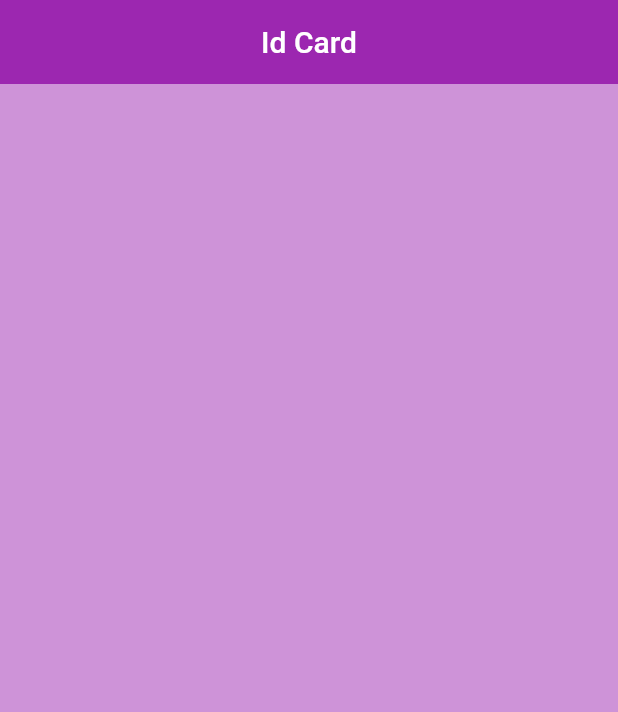
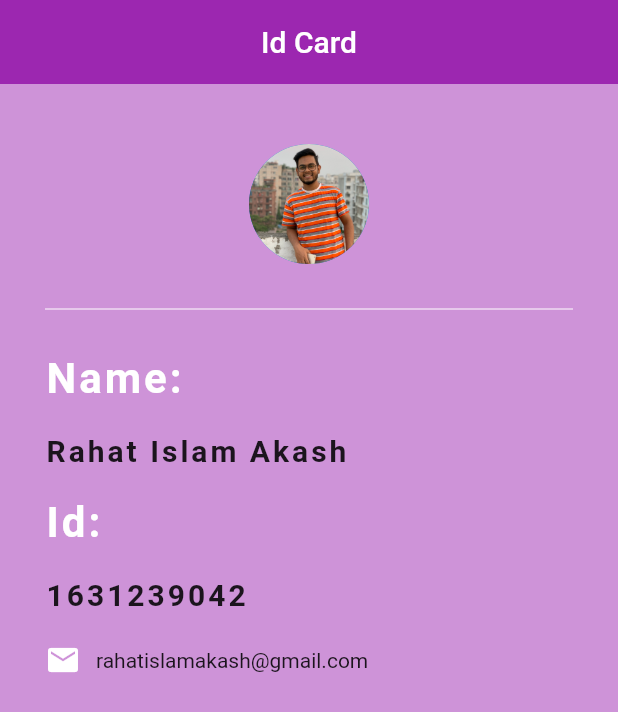
Before and after one commit to Rahat7288/flutter_id_project, a Flutter app: the screen it shows after launch, on a phone screen of 412 x 824 dp. Shown: the top 712 px of the screen. Run offline on Flutter 3.47's test engine with Material 2 defaults, Android fonts, the phone set to English and light mode, and no system bars.

Commit message:
simple id card design with flutter for learning

```diff
--- a/lib/main.dart
+++ b/lib/main.dart
@@ -16,6 +16,80 @@ class Card extends StatelessWidget {
         backgroundColor: Colors.purple,
         elevation: 0.0,
       ),
+      body: Padding(
+        padding: EdgeInsets.fromLTRB(30.0, 40.0, 30.0, 0.0),
+        child: Column(
+          crossAxisAlignment: CrossAxisAlignment.start,
+          children: [
+            Center(
+              child: CircleAvatar(
+                backgroundImage: AssetImage('assets/cv.jpg'),
+                radius: 40.0,
+              ),
+            ),
+            Divider(
+              height: 60.0,
+              color: Colors.white,
+            ),
+            Text(
+              'Name:',
+              style: TextStyle(
+                color: Colors.white,
+                letterSpacing: 2.0,
+                fontSize: 28.0,
+                fontWeight: FontWeight.bold,
+              ),
+            ),
+            SizedBox(height: 20.0,),
+            Text(
+              'Rahat Islam Akash',
+              style: TextStyle(
+                color: Colors.black87,
+                letterSpacing: 2.0,
+                fontSize: 20.0,
+                fontWeight: FontWeight.bold,
+              ),
+            ),
+            SizedBox(height: 20.0,),
+            Text(
+              'Id:',
+              style: TextStyle(
+                color: Colors.white,
+                letterSpacing: 2.0,
+                fontSize: 28.0,
+                fontWeight: FontWeight.bold,
+              ),
+            ),
+            SizedBox(height: 20.0,),
+            Text(
+              '1631239042',
+              style: TextStyle(
+                color: Colors.black87,
+                letterSpacing: 2.0,
+                fontSize: 20.0,
+                fontWeight: FontWeight.bold,
+              ),
+            ),
+            SizedBox(height: 20.0,),
+            Row(
+              children: [
+                Icon(
+                  Icons.email,
+                  color: Colors.white,
+                ),
+                SizedBox(width: 10.0,),
+                Text(
+                  'rahatislamakash@gmail.com',
+
+                ),
+              ],
+            ),
+
+
+
+          ],
+        ),
+      ),
     );
   }
 }
--- a/pubspec.yaml
+++ b/pubspec.yaml
@@ -58,9 +58,9 @@ flutter:
   uses-material-design: true
 
   # To add assets to your application, add an assets section, like this:
-  # assets:
-  #   - images/a_dot_burr.jpeg
-  #   - images/a_dot_ham.jpeg
+  assets:
+   - assets/cv.jpg
+
 
   # An image asset can refer to one or more resolution-specific "variants", see
   # https://flutter.dev/assets-and-images/#resolution-aware.
```
Also changed, not shown: assets/cv.jpg (added).
